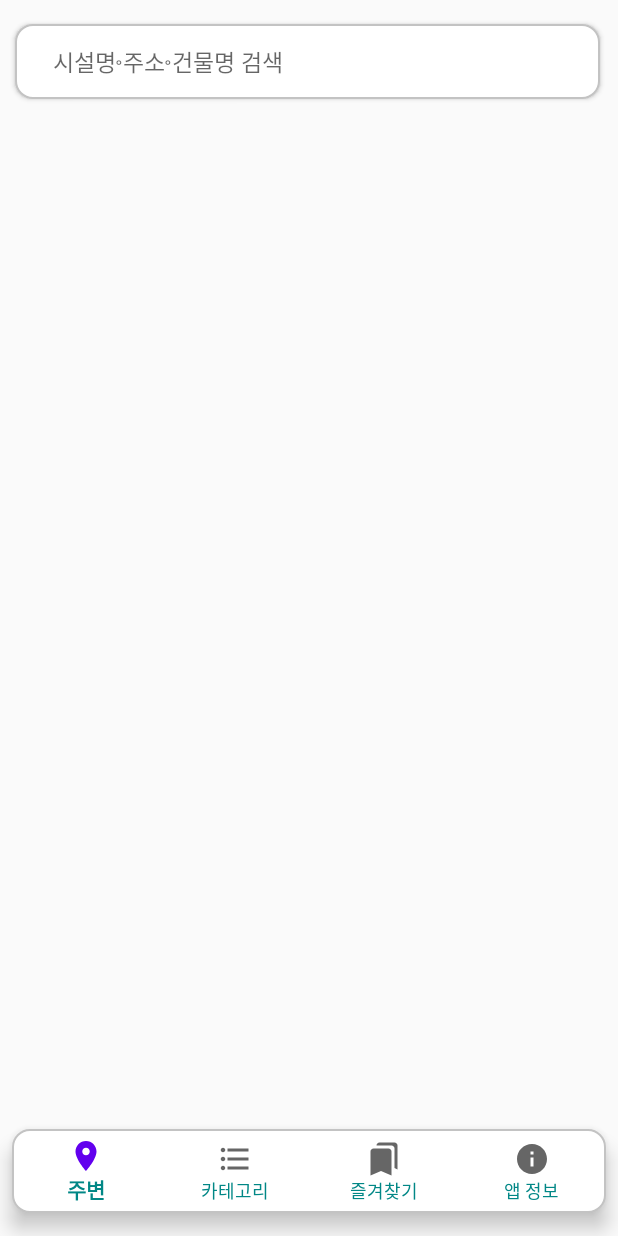
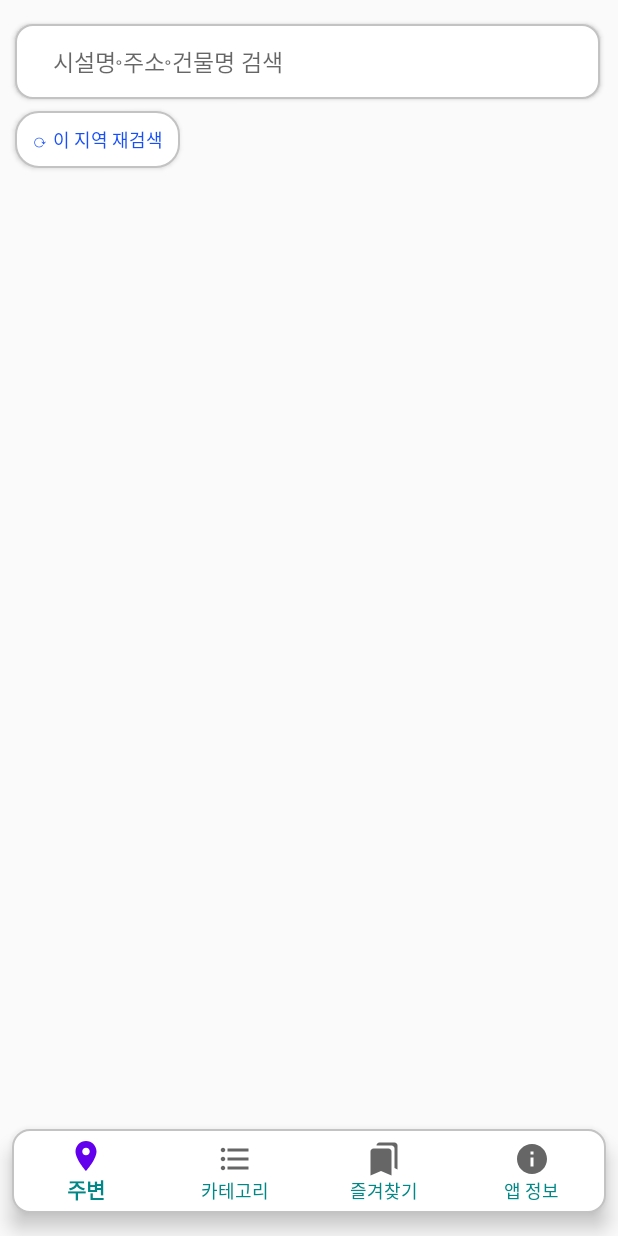
Before and after one commit to hisungwoo/ConvenienceMap, an Android app: the screen it shows after launch (MainActivity), on a phone screen of 412 x 824 dp. Run offline under Robolectric (Android 15) with nearby library versions, the phone set to English and light mode, and no system bars; libraries missing offline, so code that uses them is left out: com.tickaroo.tikxml, net.daum.mf; 13 statements that could not run were skipped.

Commit message:
1. 핀 아이콘 변경 2. 리프래쉬 버튼 추가

```diff
--- a/app/src/main/java/com/ilsamil/conveniencemap/MainActivity.kt
+++ b/app/src/main/java/com/ilsamil/conveniencemap/MainActivity.kt
@@ -1,7 +1,6 @@
 package com.ilsamil.conveniencemap
 
 import android.Manifest
-import android.location.Address
 import android.location.Geocoder
 import android.os.Bundle
 import android.util.Log
@@ -76,6 +75,7 @@ class MainActivity : AppCompatActivity() {
                     binding.bottomNav.visibility = View.GONE
                     binding.searchBtn.visibility = View.GONE
                     binding.resultLayout.visibility = View.GONE
+                    binding.refreshBtn.visibility = View.GONE
                     mapView.removeAllPOIItems()
                 }
             }
@@ -123,7 +123,7 @@ class MainActivity : AppCompatActivity() {
             customMarker.tag = 1
             customMarker.mapPoint = MapPoint.mapPointWithGeoCoord(faclLat, faclLng)
             customMarker.markerType = MapPOIItem.MarkerType.CustomImage
-            customMarker.customImageResourceId = R.drawable.ic_location_pin_50_2
+            customMarker.customImageResourceId = R.drawable.ic_location_pin_50_1206
             customMarker.isCustomImageAutoscale = false
             customMarker.setCustomImageAnchor(0.5f, 1.0f)
 
@@ -166,6 +166,12 @@ class MainActivity : AppCompatActivity() {
                 if(data.faclLat != null && data.faclLng != null) {
                     marker.mapPoint = MapPoint.mapPointWithGeoCoord(data.faclLat, data.faclLng)
                     marker.itemName = data.faclNm
+
+                    marker.markerType = MapPOIItem.MarkerType.CustomImage
+                    marker.customImageResourceId = R.drawable.ic_location_pin_40
+                    marker.isCustomImageAutoscale = false
+                    marker.setCustomImageAnchor(0.5f, 1.0f)
+
                     mapView.addPOIItem(marker)
                 }
             }
--- /dev/null
+++ b/app/src/main/res/drawable/refresh.xml
@@ -0,0 +1,6 @@
+<?xml version="1.0" encoding="utf-8"?>
+<shape xmlns:android="http://schemas.android.com/apk/res/android" android:shape="rectangle">
+    <solid android:color="#FFFFFF"/>
+    <corners android:radius="15dp"/>
+    <stroke android:color="@color/line" android:width="1dp" />
+</shape>
--- a/app/src/main/res/layout/activity_main.xml
+++ b/app/src/main/res/layout/activity_main.xml
@@ -22,7 +22,20 @@
         app:layout_constraintEnd_toEndOf="parent"
         app:layout_constraintStart_toStartOf="parent"
         app:layout_constraintTop_toTopOf="parent"
-        tools:visibility="invisible" />
+        />
+
+    <Button
+        android:id="@+id/refresh_btn"
+        android:layout_marginTop="8dp"
+        android:textSize="12sp"
+        android:layout_width="110dp"
+        android:layout_height="38dp"
+        android:background="@drawable/refresh"
+        android:text="⟳ 이 지역 재검색"
+        android:textColor="#1750FB"
+        app:layout_constraintTop_toBottomOf="@+id/search_btn"
+        app:layout_constraintStart_toStartOf="@+id/search_btn"
+        />
 
     <androidx.constraintlayout.widget.ConstraintLayout
         android:id="@+id/clKakaoMapView"
```
Also changed, not shown: app/src/main/res/drawable-v24/ic_location_pin_40.png (added), app/src/main/res/drawable-v24/ic_location_pin_50_1206.png (added).
